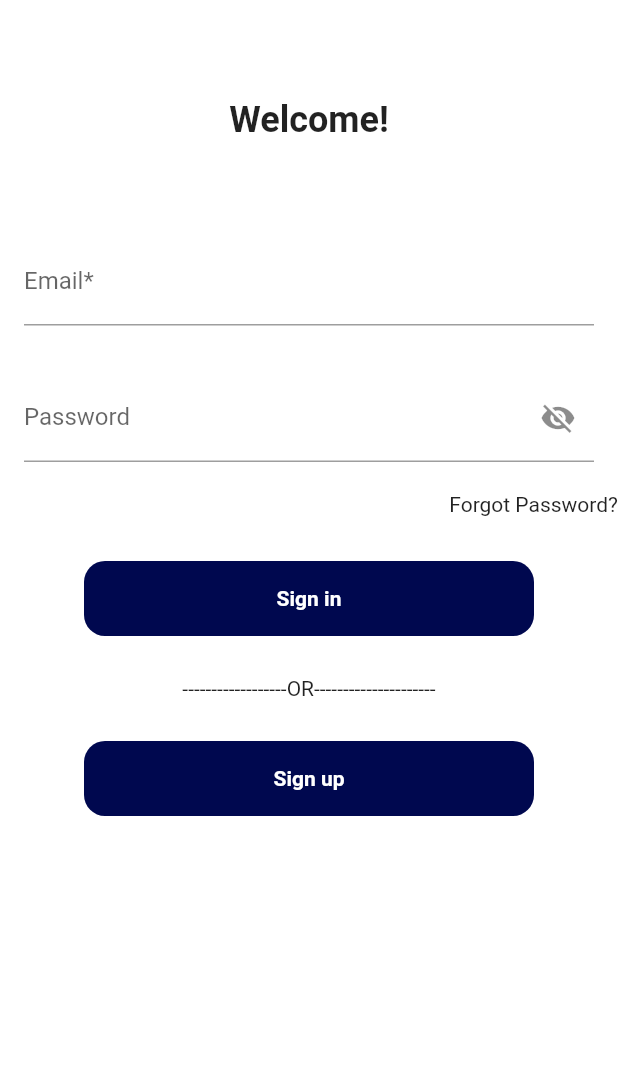
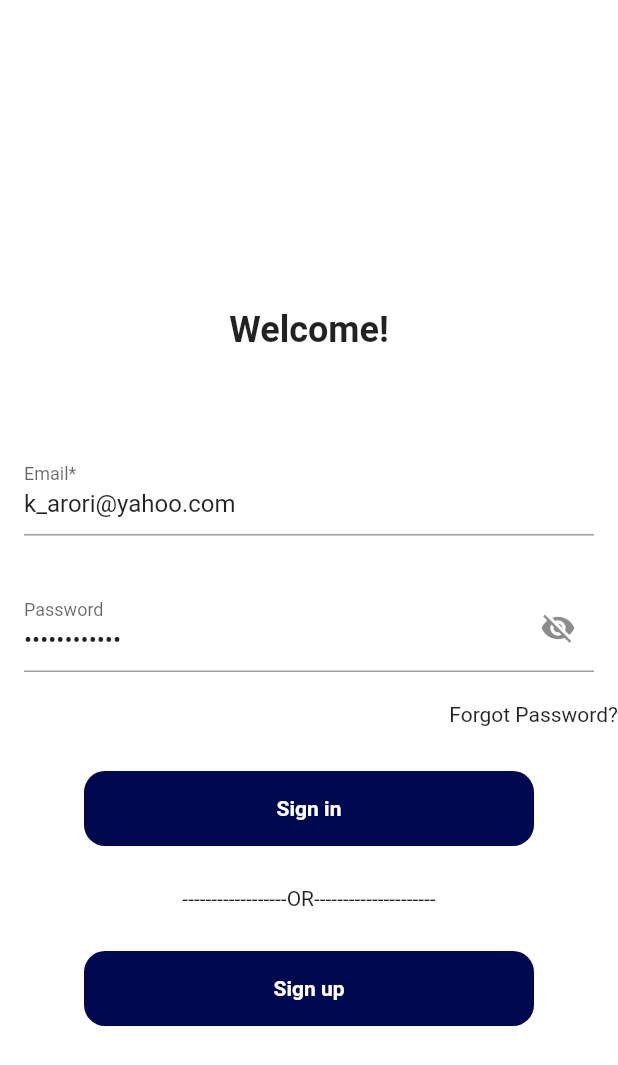
Before and after one commit to MuhammadZaheer57886/wahab_project, a Flutter app: the screen it shows after launch, on a phone screen of 412 x 824 dp. Shown: the top 1065 px of the screen. Run offline on Flutter 3.47's test engine with Material 2 defaults, Android fonts, the phone set to English and light mode, and no system bars; our stand-ins replace dio, lottie.

```diff
--- /dev/null
+++ b/lib/pages/home_page/home.dart
@@ -0,0 +1,17 @@
+import 'package:flutter/material.dart';
+import 'package:lottie/lottie.dart';
+
+class Home extends StatelessWidget {
+  const Home({super.key});
+
+  @override
+  Widget build(BuildContext context) {
+    return Scaffold(
+      body:Center(
+            child: Lottie.network('https://assets1.lottiefiles.com/packages/lf20_atippmse.json'),
+
+          ),
+
+      );
+  }
+}
--- a/lib/pages/login/login.dart
+++ b/lib/pages/login/login.dart
@@ -1,20 +1,24 @@
 import 'package:dio/dio.dart';
 import 'package:flutter/material.dart';
 import 'package:wahab_saab/pages/signup/sigup_page.dart';
+
+import '../home_page/home.dart';
 
 class LoginPage extends StatefulWidget {
   const LoginPage({Key? key}) : super(key: key);
 
   @override
   State<LoginPage> createState() => _LoginPageState();
-
 }
 
 class _LoginPageState extends State<LoginPage> {
   bool _obscureText = true;
   final _formKey = GlobalKey<FormState>();
-  TextEditingController emailController = TextEditingController();
-  TextEditingController passwordController = TextEditingController();
+  TextEditingController emailController =
+      TextEditingController(text: 'k_arori@yahoo.com');
+  TextEditingController passwordController =
+      TextEditingController(text: 'khaled123123');
+
   Future<void> login(String email, String password) async {
     try {
       Dio dio = Dio();
@@ -50,10 +54,8 @@ class _LoginPageState extends State<LoginPage> {
 
   @override
   Widget build(BuildContext context) {
-    return Material(
-        color: Colors.white,
-        child: SingleChildScrollView(
-          child: Form(
+    return Scaffold(
+      body: Form(
         key: _formKey,
         child: Column(
           mainAxisAlignment: MainAxisAlignment.center,
@@ -61,88 +63,39 @@ class _LoginPageState extends State<LoginPage> {
             const SizedBox(
               height: 50,
             ),
-                //login colum and butten
-                Padding(
-                  padding: const EdgeInsets.all(16),
-                  child:Container(
-                        margin: const EdgeInsets.only(bottom: 32.0),
-                        child: const Text(
-                          'Welcome!',
-                          style: TextStyle(
-                            fontSize: 24.0,
-                            fontWeight: FontWeight.bold,
+            const _Head(),
+            Email(emailController: emailController),
+            _password(),
+            const ForgotPassword(),
+            const SizedBox(
+              height: 30,
+            ),
+            SignInButton(context),
+            const Or(),
+            const SignUp(),
+          ],
         ),
       ),
-                      ),
-                      ),
-                      Container(
-                        padding:const EdgeInsets.all(16),
-                        child: TextFormField(
-                          controller: emailController,
-                          validator: (value) {
-                            if (value!.isEmpty) {
-                              return 'Please enter password';
+    );
   }
-                            if(!RegExp("^[a-zA-z0-9+_.-]+@[a-zA-z0-9.-]+.[a-z]").hasMatch(value)){
-                              return 'Please enter valid email';
-                            }
-                            return null;
-                          },
-                            decoration: const InputDecoration(
-                              label: Text("Email*"),
-                            ),
-                          ),
-                      ),
-                      Container(
-                        padding:const EdgeInsets.all(16),
-                        child: TextFormField(
-                          controller: passwordController,
-                          validator: (value) {
-                            RegExp regex = RegExp(r'^ {6,}$');
-                            if(value!.isEmpty){
-                              return 'password is required';
-                            }
-                            if(regex.hasMatch(value)){
-                              return 'password must be at least 6 characters';
-                            }
-                            return null;
-                          },
 
-                            decoration:  InputDecoration(
-                              label: const Text("Password"),
-                              suffixIcon: InkWell(
-                                          onTap: (){
-                                            setState(() {
-                                              _obscureText = !_obscureText;
-                                            });
-
-                                       },
-
-                                        child: Icon(_obscureText ? Icons.visibility_off : Icons.visibility),
-                            ),
-                            ),
-                            obscureText: _obscureText,
-                            ),
-
-                      ),
-                        const SizedBox(
-                        height: 20,
-                        child: Align(
-                          alignment: Alignment.bottomRight,
-                          child: Text(
-                            'Forgot Password?',
-                          ),
-                        ),
-                      ),
-                      const SizedBox(height: 30,),
-                      Material(
+  Material SignInButton(BuildContext context) {
+    return Material(
       color: const Color.fromARGB(255, 0, 8, 79),
-                        borderRadius:
-                            BorderRadius.circular(14),
+      borderRadius: BorderRadius.circular(14),
       child: InkWell(
         splashColor: const Color.fromARGB(255, 2, 56, 85),
         onTap: () {
-                            login(emailController.text.toString(),passwordController.text.toString());
+          Navigator.push(
+            context,
+            MaterialPageRoute(
+              builder: (context) {
+                return const Home();
+              },
+            ),
+          );
+          login(emailController.text.toString(),
+              passwordController.text.toString());
         },
         child: AnimatedContainer(
           duration: const Duration(seconds: 1),
@@ -152,31 +105,62 @@ class _LoginPageState extends State<LoginPage> {
           child: const Text(
             "Sign in",
             style: TextStyle(
-                                        color: Colors.white,
-                                        fontWeight: FontWeight.bold,
-                                        fontSize: 14),
+                color: Colors.white, fontWeight: FontWeight.bold, fontSize: 14),
           ),
         ),
       ),
-                      ),
-                      const SizedBox(
-                        height: 70,
-                        child: Center(
-                          child: Text(
-                              '------------------OR---------------------'),
+    );
+  }
+
+  Container _password() {
+    return Container(
+      padding: const EdgeInsets.all(16),
+      child: TextFormField(
+        controller: passwordController,
+        validator: (value) {
+          RegExp regex = RegExp(r'^ {6,}$');
+          if (value!.isEmpty) {
+            return 'password is required';
+          }
+          if (regex.hasMatch(value)) {
+            return 'password must be at least 6 characters';
+          }
+          return null;
+        },
+        decoration: InputDecoration(
+          label: const Text("Password"),
+          suffixIcon: InkWell(
+            onTap: () {
+              setState(() {
+                _obscureText = !_obscureText;
+              });
+            },
+            child: Icon(_obscureText ? Icons.visibility_off : Icons.visibility),
           ),
         ),
-                      Material(
+        obscureText: _obscureText,
+      ),
+    );
+  }
+}
+
+class SignUp extends StatelessWidget {
+  const SignUp({
+    Key? key,
+  }) : super(key: key);
+
+  @override
+  Widget build(BuildContext context) {
+    return Material(
       color: const Color.fromARGB(255, 0, 8, 79),
-                        borderRadius:
-                            BorderRadius.circular(14),
+      borderRadius: BorderRadius.circular(14),
       child: InkWell(
         splashColor: const Color.fromARGB(255, 2, 56, 85),
         onTap: () {
           Navigator.push(
             context,
             MaterialPageRoute(
-                                builder: (context){
+              builder: (context) {
                 return const SignupPage();
               },
             ),
@@ -190,18 +174,100 @@ class _LoginPageState extends State<LoginPage> {
           child: const Text(
             "Sign up",
             style: TextStyle(
-                                  color: Colors.white,
-                                  fontWeight: FontWeight.bold,
-                                  fontSize: 14),
-                            ),
-                          ),
-                        ),
-                      ),
-                    ],
+                color: Colors.white, fontWeight: FontWeight.bold, fontSize: 14),
           ),
         ),
       ),
     );
   }
+}
 
+class Or extends StatelessWidget {
+  const Or({
+    Key? key,
+  }) : super(key: key);
+
+  @override
+  Widget build(BuildContext context) {
+    return const SizedBox(
+      height: 70,
+      child: Center(
+        child: Text('------------------OR---------------------'),
+      ),
+    );
   }
+}
+
+class ForgotPassword extends StatelessWidget {
+  const ForgotPassword({
+    Key? key,
+  }) : super(key: key);
+
+  @override
+  Widget build(BuildContext context) {
+    return const SizedBox(
+      height: 20,
+      child: Align(
+        alignment: Alignment.bottomRight,
+        child: Text(
+          'Forgot Password?',
+        ),
+      ),
+    );
+  }
+}
+
+class Email extends StatelessWidget {
+  const Email({
+    Key? key,
+    required this.emailController,
+  }) : super(key: key);
+
+  final TextEditingController emailController;
+
+  @override
+  Widget build(BuildContext context) {
+    return Container(
+      padding: const EdgeInsets.all(16),
+      child: TextFormField(
+        controller: emailController,
+        validator: (value) {
+          if (value!.isEmpty) {
+            return 'Please enter password';
+          }
+          if (!RegExp("^[a-zA-z0-9+_.-]+@[a-zA-z0-9.-]+.[a-z]")
+              .hasMatch(value)) {
+            return 'Please enter valid email';
+          }
+          return null;
+        },
+        decoration: const InputDecoration(
+          label: Text("Email*"),
+        ),
+      ),
+    );
+  }
+}
+
+class _Head extends StatelessWidget {
+  const _Head({
+    Key? key,
+  }) : super(key: key);
+
+  @override
+  Widget build(BuildContext context) {
+    return Padding(
+      padding: const EdgeInsets.all(16),
+      child: Container(
+        margin: const EdgeInsets.only(bottom: 32.0),
+        child: const Text(
+          'Welcome!',
+          style: TextStyle(
+            fontSize: 24.0,
+            fontWeight: FontWeight.bold,
+          ),
+        ),
+      ),
+    );
+  }
+}
--- a/pubspec.yaml
+++ b/pubspec.yaml
@@ -22,8 +22,7 @@ dependencies:
   dio: ^5.0.1
   http: ^0.13.5
   intl: ^0.18.0
-
-
+  lottie: ^2.2.0
   # The following adds the Cupertino Icons font to your application.
   # Use with the CupertinoIcons class for iOS style icons.
   cupertino_icons: ^1.0.2
```
Also changed, not shown: pubspec.lock. Lines whose indentation alone changed are shown as unchanged.
